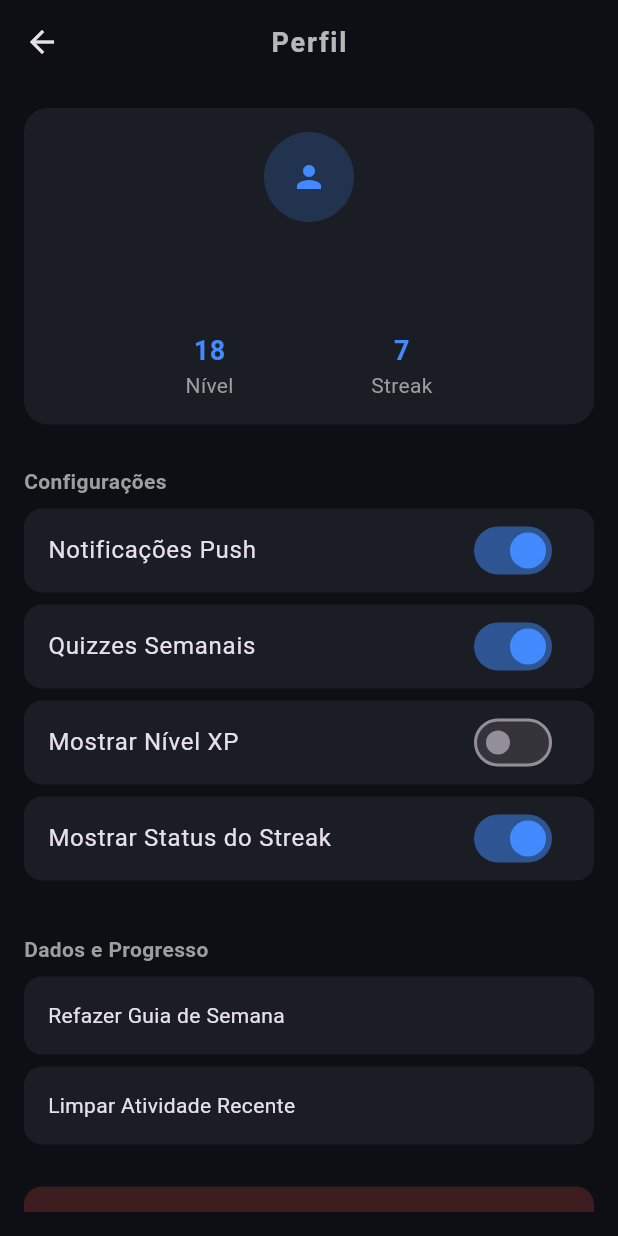
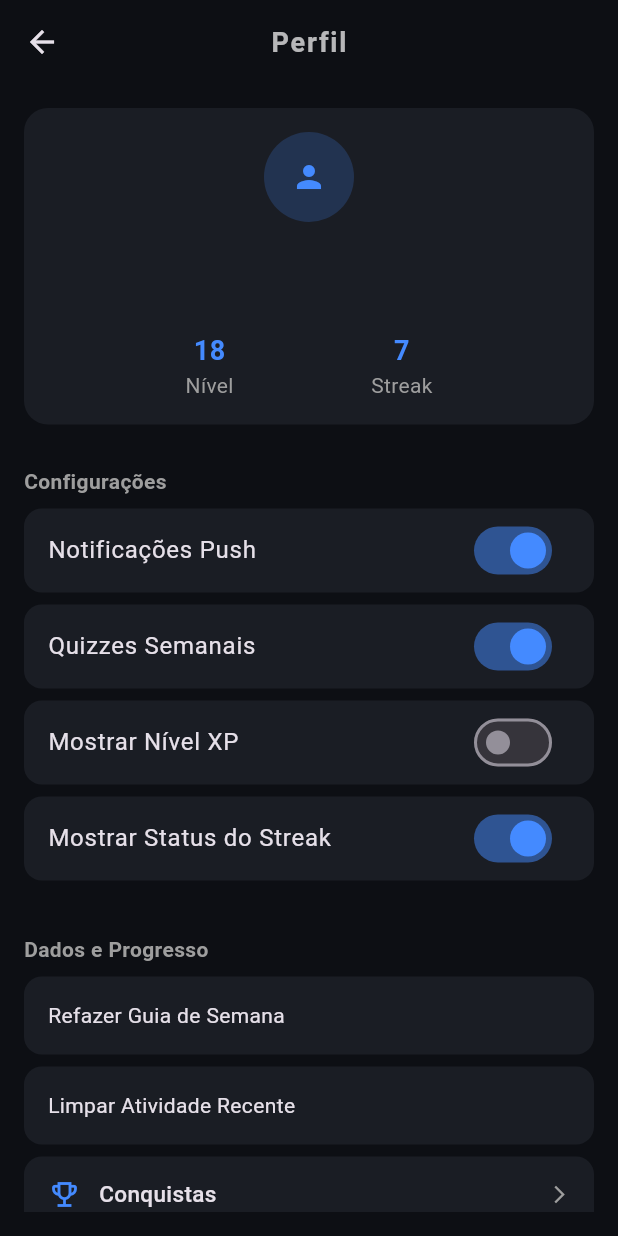
Before and after one commit to Lugon-rgb/Vita, a Flutter app: the ProfileScreen screen opened by its route, on a phone screen of 412 x 824 dp. Run offline on Flutter 3.47's test engine with Material 3 defaults, Android fonts, the phone set to English and light mode, and no system bars; our stand-ins replace cloud_firestore, firebase_auth, firebase_core, fl_chart, image_picker; accounts and stored records are empty.

Commit message:
linkando tela de conquistas e titulos na tela do usuario

```diff
--- a/lib/pages/tela_usuario.dart
+++ b/lib/pages/tela_usuario.dart
@@ -3,6 +3,8 @@ import 'package:flutter/material.dart';
 import 'package:vita_appprojetos/pages/auth_page.dart';
 import 'package:vita_appprojetos/pages/pagina_login.dart';
 import 'package:vita_appprojetos/uitl/bottom_nav_bar.dart';
+import 'package:vita_appprojetos/pages/conquistas.dart';
+import 'package:vita_appprojetos/pages/titulos.dart';
 
 // Função principal que inicia o app
 /* void main() {
@@ -86,6 +88,30 @@ class _ProfileScreenState extends State<ProfileScreen> {
             _buildInfoCard("Refazer Guia de Semana"),
             _buildInfoCard("Limpar Atividade Recente"),
 
+            // cards funcionais (navegam para conquistas e títulos)
+
+            _buildNavigationCard(
+              title: "Conquistas",
+              icon: Icons.emoji_events_outlined,
+              onTap: () {
+                Navigator.push(
+                  context,
+                  MaterialPageRoute(builder: (context) => const ConquistasPage()),
+                );
+              },
+            ),
+            _buildNavigationCard(
+              title: "Títulos",
+              icon: Icons.military_tech_outlined,
+              onTap: () {
+                Navigator.push(
+                  context,
+                  MaterialPageRoute(builder: (context) => const TitulosPage()),
+                );
+              },
+            ),
+
+
             const SizedBox(height: 20),
 
             _buildLogoutButton(), // "botão" sair (visual)
@@ -94,6 +120,38 @@ class _ProfileScreenState extends State<ProfileScreen> {
       ),
     );
   }
+
+  Widget _buildNavigationCard({ // widget dos cards que vao navegar p conquistas e titulos, recebe como parametro o titulo do card, icone e oq acontece quando clica
+  required String title,
+  required IconData icon,
+  required VoidCallback onTap,
+}) {
+  return GestureDetector(
+    onTap: onTap, // detecta o clique pra ativar o ontap passado como parametro
+    child: Container(
+      margin: const EdgeInsets.only(bottom: 8),
+      padding: const EdgeInsets.symmetric(horizontal: 16, vertical: 14),
+      decoration: BoxDecoration(
+        color: const Color(0xFF1A1D24),
+        borderRadius: BorderRadius.circular(12),
+      ),
+      child: Row(
+        children: [
+          Icon(icon, color: Colors.blueAccent, size: 22),
+          const SizedBox(width: 12),
+          Expanded(
+            child: Text(
+              title,
+              style: const TextStyle(fontSize: 15, fontWeight: FontWeight.w500),
+            ),
+          ),
+          const Icon(Icons.arrow_forward_ios, color: Colors.grey, size: 14),
+        ],
+      ),
+    ),
+  );
+}
+
 
   // =========================
   // CARD DE PERFIL
```
